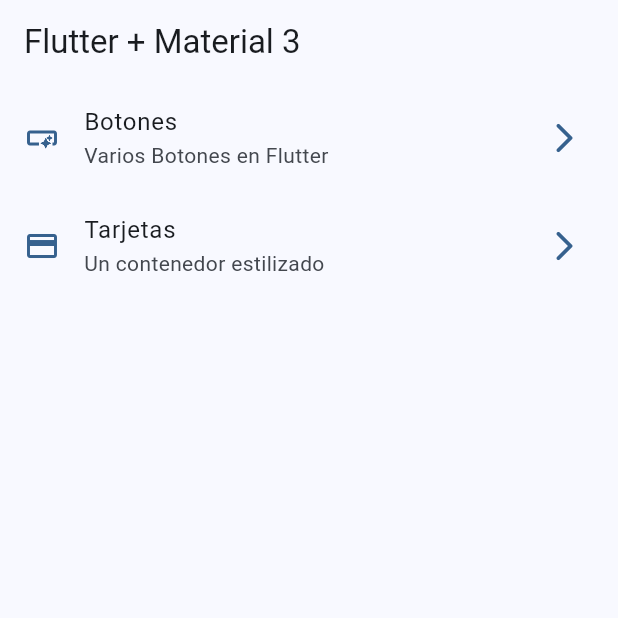
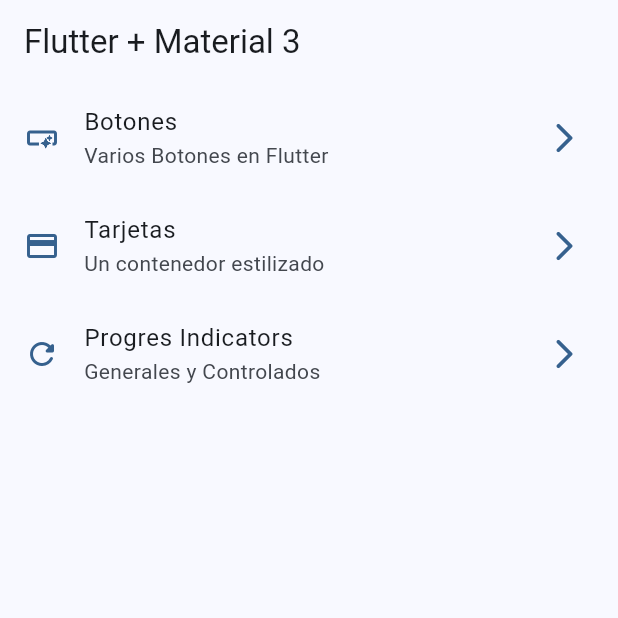
Before and after one commit to guenga1968/widgets_app, a Flutter app: the screen it shows after launch, on a phone screen of 412 x 824 dp, the top half of it. Run offline on Flutter 3.47's test engine with Material 2 defaults, Android fonts, the phone set to English and light mode, and no system bars; our stand-ins replace go_router.

Commit message:
progress indicators finalizados

```diff
--- a/lib/config/menu/menu_items.dart
+++ b/lib/config/menu/menu_items.dart
@@ -24,4 +24,9 @@ const appMenuItems = <MenuItem>[
       subtitle: 'Un contenedor estilizado',
       link: '/cards',
       icon: Icons.credit_card),
+      MenuItem(
+      title: 'Progres Indicators',
+      subtitle: 'Generales y Controlados',
+      link: '/progres',
+      icon: Icons.refresh_rounded),
 ];
--- a/lib/config/router/app_router.dart
+++ b/lib/config/router/app_router.dart
@@ -21,5 +21,10 @@ final appRouter = GoRouter(
       name: CardsScreen.name,
       builder: (context, state) => const CardsScreen(),
     ),
+    GoRoute(
+      path: '/progres',
+      name: ProgresScreen.name,
+      builder: (context, state) => const ProgresScreen(),
+    ),
   ],
 );
--- a/lib/presentation/screens/screens.dart
+++ b/lib/presentation/screens/screens.dart
@@ -1,5 +1,5 @@
 export 'package:widgets_app/presentation/screens/infinite_scroll/infinite_scroll_screen.dart';
-export 'package:widgets_app/presentation/screens/porogres_scroll/progres_scroll_screen.dart';
+export 'package:widgets_app/presentation/screens/progres_scroll/progres_scroll_screen.dart';
 export 'package:widgets_app/presentation/screens/snack_bar/snack_bar_screen.dart';
 export 'package:widgets_app/presentation/screens/ui_controls/ui_controls_screen.dart';
 export 'package:widgets_app/presentation/screens/app_tutorial/app_tutoria_screen.dart';
```
Also changed, not shown: lib/presentation/screens/porogres_scroll/progres_scroll_screen.dart (deleted, +0 -13 lines), lib/presentation/screens/progres_scroll/progres_scroll_screen.dart (added, +68 -0 lines).
